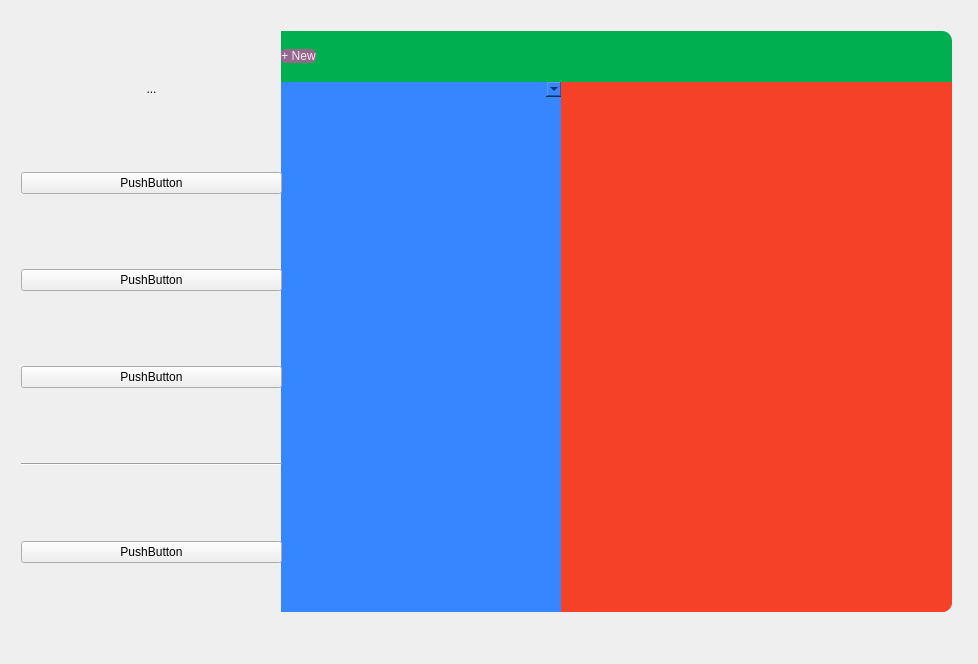
First picture: the form in designer/main_screen.ui, repository FLAiRistaken/Pass.me-password-manager, before the edit.
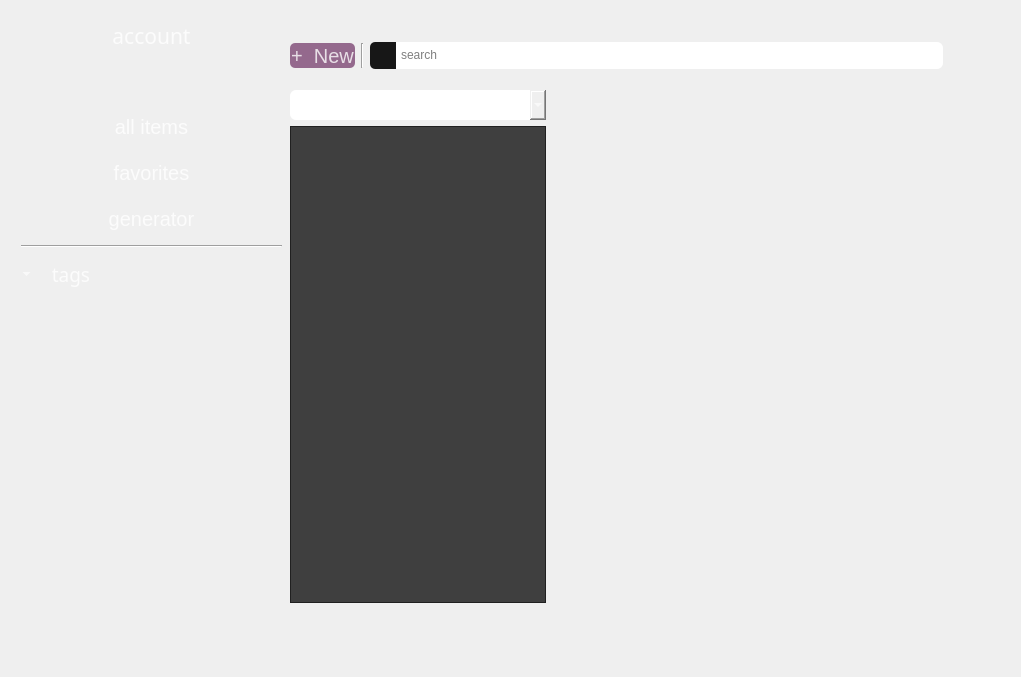
Second picture: the form after the edit. Icons and pictures are not drawn.

Commit message:
Added more to the main screen UI (colour, list of widgets, styled buttons, etc), still uncomplete.
Also created a custom widget to be put into the list that will display items.

```diff
--- a/designer/main_screen.ui
+++ b/designer/main_screen.ui
@@ -6,8 +6,8 @@
    <rect>
     <x>0</x>
     <y>0</y>
-    <width>978</width>
-    <height>664</height>
+    <width>1021</width>
+    <height>677</height>
    </rect>
   </property>
   <property name="windowTitle">
@@ -24,10 +24,33 @@
 	background-color: qlineargradient(spread:pad, x1:0, y1:0, x2:0, y2:1, 		stop:0 rgba(0, 0, 0, 255), stop:1 rgba(92, 61, 88, 255));
 	border-radius: 10px;
 }
+QWidget#top_box{
+	background-color: rgba(32, 32, 32, 255);
+	border-top-right-radius: 10px
+}
+QWidget#middle_box{
+	background-color: rgba(32, 32, 32, 255);
+	border-color: rgb(0, 0, 0);
+}
+QWidget#right_box{
+	background-color: rgba(32, 32, 32, 255);
+	border-bottom-right-radius: 10px
+}
 QPushButton#btnNew{
 	background-color:rgba(148, 105, 141, 255);
 	color:rgba(255, 255, 255, 220);
 	border-radius:5px;
+}
+QListView{
+	border-radius:10px;
+}
+QToolButton#btnProfile{
+	border:none;
+	color:rgba(255, 255, 255, 220);
+	border-radius:5px;
+}
+QToolButton#btnProfile:hover{
+	background-color: rgba(152, 108, 144, 80)
 }</string>
      </property>
      <widget class="QWidget" name="left_box" native="true">
@@ -40,43 +63,196 @@
        </rect>
       </property>
       <property name="styleSheet">
-       <string notr="true"/>
+       <string notr="true">QPushButton#btnAll_Items{
+	border:none;
+	color:rgba(255, 255, 255, 220);
+	border-radius:5px;
+}
+QPushButton#btnAll_Items:hover{
+	background-color: rgba(152, 108, 144, 115)
+}
+QPushButton#btnFavorites{
+	border:none;
+	color:rgba(255, 255, 255, 220);
+	border-radius:5px;
+}
+QPushButton#btnFavorites:hover{
+	background-color: rgba(152, 108, 144, 115)
+}
+QPushButton#btnGenerator{
+	border:none;
+	color:rgba(255, 255, 255, 220);
+	border-radius:5px;
+}
+QPushButton#btnGenerator:hover{
+	background-color: rgba(152, 108, 144, 115)
+}
+QToolButton#btnTags{
+	border:none;
+	color:rgba(255, 255, 255, 220);
+	border-radius:5px;
+}
+QToolButton#btnTags:hover{
+	background-color: rgba(152, 108, 144, 80)
+}</string>
       </property>
       <layout class="QVBoxLayout" name="verticalLayout_2">
        <item>
         <widget class="QToolButton" name="toolButton">
          <property name="sizePolicy">
-          <sizepolicy hsizetype="Preferred" vsizetype="Fixed">
+          <sizepolicy hsizetype="Preferred" vsizetype="Expanding">
            <horstretch>0</horstretch>
            <verstretch>0</verstretch>
           </sizepolicy>
          </property>
+         <property name="maximumSize">
+          <size>
+           <width>16777215</width>
+           <height>50</height>
+          </size>
+         </property>
+         <property name="font">
+          <font>
+           <family>Nexa-Trial</family>
+           <pointsize>16</pointsize>
+          </font>
+         </property>
+         <property name="layoutDirection">
+          <enum>Qt::LeftToRight</enum>
+         </property>
          <property name="styleSheet">
-          <string notr="true">border-radius:10px</string>
+          <string notr="true">border-radius:6px;
+color: rgba(255, 255, 255, 200);</string>
          </property>
          <property name="text">
-          <string>...</string>
+          <string>account</string>
          </property>
+         <property name="popupMode">
+          <enum>QToolButton::InstantPopup</enum>
+         </property>
+         <property name="toolButtonStyle">
+          <enum>Qt::ToolButtonTextBesideIcon</enum>
+         </property>
+         <property name="autoRaise">
+          <bool>false</bool>
+         </property>
+         <property name="arrowType">
+          <enum>Qt::NoArrow</enum>
+         </property>
         </widget>
        </item>
        <item>
-        <widget class="QPushButton" name="pushButton_2">
+        <spacer name="verticalSpacer_2">
+         <property name="orientation">
+          <enum>Qt::Vertical</enum>
+         </property>
+         <property name="sizeType">
+          <enum>QSizePolicy::Preferred</enum>
+         </property>
+         <property name="sizeHint" stdset="0">
+          <size>
+           <width>20</width>
+           <height>40</height>
+          </size>
+         </property>
+        </spacer>
+       </item>
+       <item>
+        <widget class="QPushButton" name="btnAll_Items">
+         <property name="sizePolicy">
+          <sizepolicy hsizetype="Minimum" vsizetype="Expanding">
+           <horstretch>0</horstretch>
+           <verstretch>0</verstretch>
+          </sizepolicy>
+         </property>
+         <property name="minimumSize">
+          <size>
+           <width>0</width>
+           <height>0</height>
+          </size>
+         </property>
+         <property name="maximumSize">
+          <size>
+           <width>16777215</width>
+           <height>40</height>
+          </size>
+         </property>
+         <property name="font">
+          <font>
+           <pointsize>15</pointsize>
+          </font>
+         </property>
+         <property name="layoutDirection">
+          <enum>Qt::LeftToRight</enum>
+         </property>
+         <property name="styleSheet">
+          <string notr="true">color: rgba(255, 255, 255, 200);</string>
+         </property>
          <property name="text">
-          <string>PushButton</string>
+          <string>all items</string>
          </property>
+         <property name="flat">
+          <bool>false</bool>
+         </property>
         </widget>
        </item>
        <item>
-        <widget class="QPushButton" name="pushButton_3">
+        <widget class="QPushButton" name="btnFavorites">
+         <property name="sizePolicy">
+          <sizepolicy hsizetype="Minimum" vsizetype="Expanding">
+           <horstretch>0</horstretch>
+           <verstretch>0</verstretch>
+          </sizepolicy>
+         </property>
+         <property name="minimumSize">
+          <size>
+           <width>0</width>
+           <height>0</height>
+          </size>
+         </property>
+         <property name="maximumSize">
+          <size>
+           <width>16777215</width>
+           <height>40</height>
+          </size>
+         </property>
+         <property name="font">
+          <font>
+           <pointsize>15</pointsize>
+          </font>
+         </property>
+         <property name="styleSheet">
+          <string notr="true">color: rgba(255, 255, 255, 200);</string>
+         </property>
          <property name="text">
-          <string>PushButton</string>
+          <string>favorites</string>
          </property>
         </widget>
        </item>
        <item>
-        <widget class="QPushButton" name="pushButton_4">
+        <widget class="QPushButton" name="btnGenerator">
+         <property name="sizePolicy">
+          <sizepolicy hsizetype="Minimum" vsizetype="Expanding">
+           <horstretch>0</horstretch>
+           <verstretch>0</verstretch>
+          </sizepolicy>
+         </property>
+         <property name="maximumSize">
+          <size>
+           <width>16777215</width>
+           <height>40</height>
+          </size>
+         </property>
+         <property name="font">
+          <font>
+           <pointsize>15</pointsize>
+          </font>
+         </property>
+         <property name="styleSheet">
+          <string notr="true">color: rgba(255, 255, 255, 200);</string>
+         </property>
          <property name="text">
-          <string>PushButton</string>
+          <string>generator</string>
          </property>
         </widget>
        </item>
@@ -88,116 +264,417 @@
         </widget>
        </item>
        <item>
-        <widget class="QPushButton" name="pushButton_5">
+        <widget class="QToolButton" name="btnTags">
+         <property name="sizePolicy">
+          <sizepolicy hsizetype="Preferred" vsizetype="Expanding">
+           <horstretch>0</horstretch>
+           <verstretch>0</verstretch>
+          </sizepolicy>
+         </property>
+         <property name="maximumSize">
+          <size>
+           <width>16777215</width>
+           <height>40</height>
+          </size>
+         </property>
+         <property name="font">
+          <font>
+           <family>Nexa-Trial</family>
+           <pointsize>14</pointsize>
+          </font>
+         </property>
          <property name="styleSheet">
-          <string notr="true">QPushButton QMenu{
-    height: 1px;
-    border-bottom: 1px solid lightGray;
-    background: #5A5A5A;
-    margin-left: 2px;
-    margin-right: 0px;
-    margin-top: 2px;
-    margin-bottom: 2px;
-}</string>
+          <string notr="true">color: rgba(255, 255, 255, 200);</string>
          </property>
          <property name="text">
-          <string>PushButton</string>
+          <string>    tags</string>
          </property>
-        </widget>
-       </item>
-      </layout>
-     </widget>
-     <widget class="QWidget" name="middle_box" native="true">
-      <property name="geometry">
-       <rect>
-        <x>270</x>
-        <y>70</y>
-        <width>281</width>
-        <height>531</height>
-       </rect>
-      </property>
-      <property name="styleSheet">
-       <string notr="true">background-color: rgb(53, 134, 255);
-border-color: rgb(0, 0, 0);</string>
-      </property>
-      <layout class="QVBoxLayout" name="verticalLayout_3">
-       <item>
-        <widget class="QComboBox" name="comboBox">
-         <property name="styleSheet">
-          <string notr="true">border-radius:10px;</string>
+         <property name="iconSize">
+          <size>
+           <width>7</width>
+           <height>7</height>
+          </size>
          </property>
+         <property name="toolButtonStyle">
+          <enum>Qt::ToolButtonTextBesideIcon</enum>
+         </property>
+         <property name="arrowType">
+          <enum>Qt::DownArrow</enum>
+         </property>
         </widget>
        </item>
        <item>
-        <widget class="QListView" name="listView">
-         <property name="styleSheet">
-          <string notr="true">border-radius:10px;</string>
+        <spacer name="verticalSpacer">
+         <property name="orientation">
+          <enum>Qt::Vertical</enum>
          </property>
-        </widget>
+         <property name="sizeHint" stdset="0">
+          <size>
+           <width>20</width>
+           <height>40</height>
+          </size>
+         </property>
+        </spacer>
        </item>
       </layout>
      </widget>
-     <widget class="QWidget" name="right_box" native="true">
-      <property name="geometry">
-       <rect>
-        <x>550</x>
-        <y>70</y>
-        <width>391</width>
-        <height>531</height>
-       </rect>
-      </property>
-      <property name="styleSheet">
-       <string notr="true">background-color: rgb(246, 65, 41);
-border-bottom-right-radius: 10px</string>
-      </property>
-      <layout class="QGridLayout" name="gridLayout_2">
-       <item row="0" column="0">
-        <widget class="QWidget" name="widget_2" native="true"/>
-       </item>
-      </layout>
-     </widget>
-     <widget class="QWidget" name="top_box" native="true">
+     <widget class="QWidget" name="gridLayoutWidget">
       <property name="geometry">
        <rect>
         <x>270</x>
         <y>20</y>
         <width>671</width>
-        <height>51</height>
+        <height>581</height>
        </rect>
       </property>
-      <property name="styleSheet">
-       <string notr="true">background-color: rgb(0, 176, 80);
-border-top-right-radius: 10px
-</string>
-      </property>
-      <layout class="QHBoxLayout" name="horizontalLayout">
-       <item>
-        <widget class="QPushButton" name="btnNew">
+      <layout class="QGridLayout" name="gridLayout_4">
+       <property name="spacing">
+        <number>0</number>
+       </property>
+       <item row="1" column="1">
+        <widget class="QWidget" name="right_box" native="true">
+         <property name="sizePolicy">
+          <sizepolicy hsizetype="Expanding" vsizetype="Expanding">
+           <horstretch>1</horstretch>
+           <verstretch>0</verstretch>
+          </sizepolicy>
+         </property>
+         <property name="minimumSize">
+          <size>
+           <width>300</width>
+           <height>0</height>
+          </size>
+         </property>
+         <property name="sizeIncrement">
+          <size>
+           <width>0</width>
+           <height>0</height>
+          </size>
+         </property>
+         <property name="baseSize">
+          <size>
+           <width>400</width>
+           <height>0</height>
+          </size>
+         </property>
+         <property name="styleSheet">
+          <string notr="true"/>
+         </property>
+         <layout class="QGridLayout" name="gridLayout_2">
+          <item row="0" column="0">
+           <widget class="QWidget" name="wItemBox" native="true">
+            <property name="minimumSize">
+             <size>
+              <width>0</width>
+              <height>0</height>
+             </size>
+            </property>
+            <property name="baseSize">
+             <size>
+              <width>0</width>
+              <height>0</height>
+             </size>
+            </property>
+           </widget>
+          </item>
+         </layout>
+        </widget>
+       </item>
+       <item row="1" column="0">
+        <widget class="QWidget" name="middle_box" native="true">
+         <property name="sizePolicy">
+          <sizepolicy hsizetype="Minimum" vsizetype="Expanding">
+           <horstretch>0</horstretch>
+           <verstretch>0</verstretch>
+          </sizepolicy>
+         </property>
+         <property name="minimumSize">
+          <size>
+           <width>150</width>
+           <height>0</height>
+          </size>
+         </property>
+         <property name="maximumSize">
+          <size>
+           <width>400</width>
+           <height>16777215</height>
+          </size>
+         </property>
+         <property name="baseSize">
+          <size>
+           <width>150</width>
+           <height>0</height>
+          </size>
+         </property>
+         <property name="styleSheet">
+          <string notr="true"/>
+         </property>
+         <layout class="QVBoxLayout" name="verticalLayout_3">
+          <item>
+           <widget class="QComboBox" name="comboCategories">
+            <property name="sizePolicy">
+             <sizepolicy hsizetype="Preferred" vsizetype="Expanding">
+              <horstretch>0</horstretch>
+              <verstretch>0</verstretch>
+             </sizepolicy>
+            </property>
+            <property name="maximumSize">
+             <size>
+              <width>16777215</width>
+              <height>30</height>
+             </size>
+            </property>
+            <property name="font">
+             <font>
+              <family>Nexa-Trial</family>
+             </font>
+            </property>
+            <property name="styleSheet">
+             <string notr="true">border-radius:6px;
+padding-bottom:1px;
+padding-left:6px;
+color: rgba(255, 255, 255, 200);</string>
+            </property>
+            <item>
+             <property name="text">
+              <string>All Categories</string>
+             </property>
+            </item>
+            <item>
+             <property name="text">
+              <string>Logins</string>
+             </property>
+            </item>
+            <item>
+             <property name="text">
+              <string>Identities</string>
+             </property>
+            </item>
+            <item>
+             <property name="text">
+              <string>Bank cards</string>
+             </property>
+            </item>
+            <item>
+             <property name="text">
+              <string>Bank accounts</string>
+             </property>
+            </item>
+            <item>
+             <property name="text">
+              <string>Encrypted notes</string>
+             </property>
+            </item>
+           </widget>
+          </item>
+          <item>
+           <widget class="QListWidget" name="lvItems">
+            <property name="styleSheet">
+             <string notr="true">
+background-color: rgba(35, 35, 35, 220);</string>
+            </property>
+           </widget>
+          </item>
+         </layout>
+        </widget>
+       </item>
+       <item row="0" column="0" colspan="2">
+        <widget class="QWidget" name="top_box" native="true">
+         <property name="maximumSize">
+          <size>
+           <width>16777215</width>
+           <height>50</height>
+          </size>
+         </property>
          <property name="styleSheet">
           <string notr="true">
-	background-color:rgba(148, 105, 141, 255);
-	color:rgba(255, 255, 255, 220);
-	border-radius:5px;
-</string>
+border-bottom-color: rgb(0, 0, 0);</string>
          </property>
-         <property name="text">
-          <string>+ New</string>
-         </property>
+         <layout class="QHBoxLayout" name="horizontalLayout">
+          <item>
+           <widget class="QPushButton" name="btnNew">
+            <property name="sizePolicy">
+             <sizepolicy hsizetype="MinimumExpanding" vsizetype="Expanding">
+              <horstretch>0</horstretch>
+              <verstretch>0</verstretch>
+             </sizepolicy>
+            </property>
+            <property name="maximumSize">
+             <size>
+              <width>65</width>
+              <height>25</height>
+             </size>
+            </property>
+            <property name="font">
+             <font>
+              <family>Arial</family>
+              <pointsize>15</pointsize>
+             </font>
+            </property>
+            <property name="styleSheet">
+             <string notr="true">background-color:rgba(148, 105, 141, 255);
+color:rgba(255, 255, 255, 200);
+border-radius:5px;
+</string>
+            </property>
+            <property name="text">
+             <string>+  New</string>
+            </property>
+           </widget>
+          </item>
+          <item>
+           <widget class="Line" name="line_2">
+            <property name="sizePolicy">
+             <sizepolicy hsizetype="Fixed" vsizetype="Expanding">
+              <horstretch>0</horstretch>
+              <verstretch>0</verstretch>
+             </sizepolicy>
+            </property>
+            <property name="maximumSize">
+             <size>
+              <width>16777215</width>
+              <height>25</height>
+             </size>
+            </property>
+            <property name="styleSheet">
+             <string notr="true">color: rgb(0, 0, 0);</string>
+            </property>
+            <property name="orientation">
+             <enum>Qt::Vertical</enum>
+            </property>
+           </widget>
+          </item>
+          <item>
+           <layout class="QHBoxLayout" name="hSearch">
+            <property name="spacing">
+             <number>0</number>
+            </property>
+            <item>
+             <widget class="QWidget" name="widget_2" native="true">
+              <property name="sizePolicy">
+               <sizepolicy hsizetype="Expanding" vsizetype="Expanding">
+                <horstretch>0</horstretch>
+                <verstretch>0</verstretch>
+               </sizepolicy>
+              </property>
+              <property name="maximumSize">
+               <size>
+                <width>26</width>
+                <height>27</height>
+               </size>
+              </property>
+              <property name="styleSheet">
+               <string notr="true">
+background-color: rgb(23, 23, 23);
+border-top-left-radius: 5px;
+border-bottom-left-radius: 5px;
+</string>
+              </property>
+              <layout class="QGridLayout" name="gridLayout_3">
+               <property name="leftMargin">
+                <number>0</number>
+               </property>
+               <property name="topMargin">
+                <number>0</number>
+               </property>
+               <property name="rightMargin">
+                <number>0</number>
+               </property>
+               <property name="bottomMargin">
+                <number>0</number>
+               </property>
+               <item row="0" column="0">
+                <widget class="QLabel" name="label">
+                 <property name="sizePolicy">
+                  <sizepolicy hsizetype="Expanding" vsizetype="Expanding">
+                   <horstretch>0</horstretch>
+                   <verstretch>0</verstretch>
+                  </sizepolicy>
+                 </property>
+                 <property name="minimumSize">
+                  <size>
+                   <width>10</width>
+                   <height>10</height>
+                  </size>
+                 </property>
+                 <property name="maximumSize">
+                  <size>
+                   <width>15</width>
+                   <height>15</height>
+                  </size>
+                 </property>
+                 <property name="styleSheet">
+                  <string notr="true">color: rgb(255, 255, 255);
+</string>
+                 </property>
+                 <property name="text">
+                  <string/>
+                 </property>
+                 <property name="pixmap">
+                  <pixmap resource="../icons/search_icon.qrc">:/search_icon/search_icon.png</pixmap>
+                 </property>
+                 <property name="scaledContents">
+                  <bool>true</bool>
+                 </property>
+                 <property name="alignment">
+                  <set>Qt::AlignLeading|Qt::AlignLeft|Qt::AlignVCenter</set>
+                 </property>
+                 <property name="margin">
+                  <number>0</number>
+                 </property>
+                 <property name="indent">
+                  <number>-1</number>
+                 </property>
+                </widget>
+               </item>
+              </layout>
+             </widget>
+            </item>
+            <item>
+             <widget class="QLineEdit" name="lineEdit_Search">
+              <property name="enabled">
+               <bool>true</bool>
+              </property>
+              <property name="sizePolicy">
+               <sizepolicy hsizetype="Expanding" vsizetype="Expanding">
+                <horstretch>0</horstretch>
+                <verstretch>0</verstretch>
+               </sizepolicy>
+              </property>
+              <property name="maximumSize">
+               <size>
+                <width>100000</width>
+                <height>27</height>
+               </size>
+              </property>
+              <property name="styleSheet">
+               <string notr="true">border-bottom-right-radius: 6px;
+border-top-right-radius: 6px;
+padding-bottom:1px;
+padding-left:3px</string>
+              </property>
+              <property name="inputMask">
+               <string/>
+              </property>
+              <property name="text">
+               <string/>
+              </property>
+              <property name="frame">
+               <bool>false</bool>
+              </property>
+              <property name="placeholderText">
+               <string>search</string>
+              </property>
+              <property name="clearButtonEnabled">
+               <bool>true</bool>
+              </property>
+             </widget>
+            </item>
+           </layout>
+          </item>
+         </layout>
         </widget>
        </item>
-       <item>
-        <widget class="Line" name="line_2">
-         <property name="styleSheet">
-          <string notr="true">color: rgb(0, 0, 0);</string>
-         </property>
-         <property name="orientation">
-          <enum>Qt::Vertical</enum>
-         </property>
-        </widget>
-       </item>
-       <item>
-        <widget class="QLineEdit" name="lineEdit"/>
-       </item>
       </layout>
      </widget>
      <zorder>middle_box</zorder>
```
Left out of the diff: 45 changed lines with no effect on the pictures. The commit also changes 12 other files.
